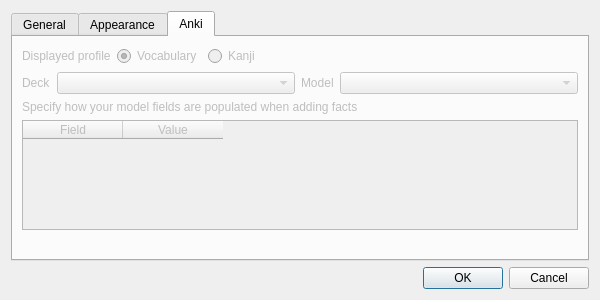
Above: ui/preferences.ui from FooSoft/yomichan-anki before the change. Below: the same form after it.
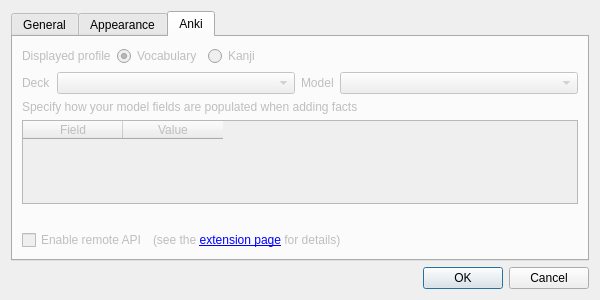
That is the form after the change. The open tabs and pages were chosen to show the change.

What changed in the file:
```diff
--- a/ui/preferences.ui
+++ b/ui/preferences.ui
@@ -281,6 +281,30 @@
          </property>
         </widget>
        </item>
+       <item>
+        <layout class="QHBoxLayout" name="horizontalLayout_4">
+         <item>
+          <widget class="QCheckBox" name="checkEnableRemoteApi">
+           <property name="text">
+            <string>Enable remote API</string>
+           </property>
+          </widget>
+         </item>
+         <item>
+          <widget class="QLabel" name="label_3">
+           <property name="sizePolicy">
+            <sizepolicy hsizetype="Expanding" vsizetype="Preferred">
+             <horstretch>0</horstretch>
+             <verstretch>0</verstretch>
+            </sizepolicy>
+           </property>
+           <property name="text">
+            <string>(see the &lt;a href=&quot;https://foosoft.net/projects/yomichan-ext&quot;&gt;extension page&lt;/a&gt; for details)</string>
+           </property>
+          </widget>
+         </item>
+        </layout>
+       </item>
       </layout>
      </widget>
     </widget>
```
